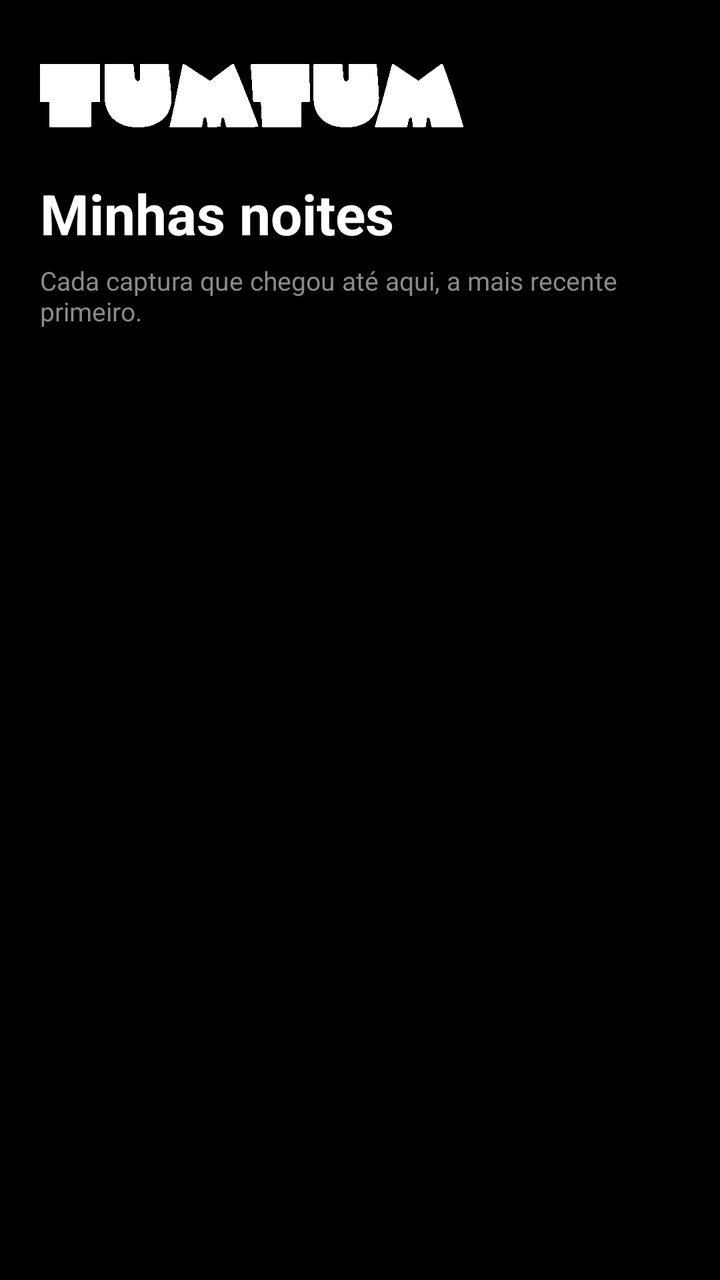
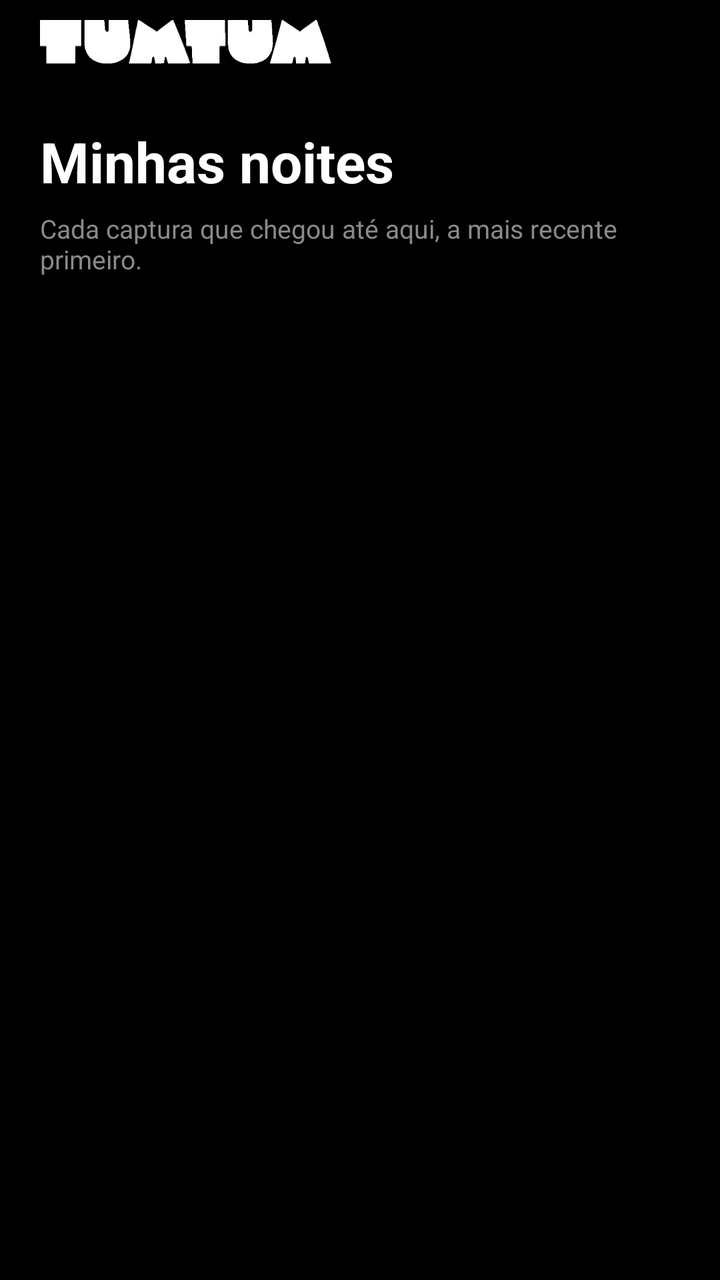

The first picture is an Android layout as it rendered before a commit; the second is the same layout after the commit. The layout source and the unified diff follow.
<!-- AndroidManifest.xml: application theme android:Theme.Material.NoActionBar -->
<!-- res/layout/activity_sessions.xml -->
<?xml version="1.0" encoding="utf-8"?>
<ScrollView xmlns:android="http://schemas.android.com/apk/res/android"
    android:layout_width="match_parent"
    android:layout_height="match_parent"
    android:fillViewport="true"
    android:background="@color/tumtum_black">

    <LinearLayout
        android:layout_width="match_parent"
        android:layout_height="wrap_content"
        android:orientation="vertical"
        android:padding="20dp">

        <ImageView
            android:layout_width="wrap_content"
            android:layout_height="wrap_content"
            android:layout_marginTop="12dp"
            android:layout_marginBottom="24dp"
            android:contentDescription="@string/app_name"
            android:src="@drawable/wordmark" />

        <TextView
            android:layout_width="match_parent"
            android:layout_height="wrap_content"
            android:text="@string/nights_title"
            android:textSize="28sp"
            android:textStyle="bold"
            android:textColor="@color/tumtum_white" />

        <TextView
            android:layout_width="match_parent"
            android:layout_height="wrap_content"
            android:layout_marginTop="6dp"
            android:text="@string/nights_subtitle"
            android:textSize="13sp"
            android:textColor="@color/tumtum_muted" />

        
        <TextView
            android:id="@+id/state"
            android:layout_width="match_parent"
            android:layout_height="wrap_content"
            android:layout_marginTop="28dp"
            android:textSize="15sp"
            android:visibility="gone"
            android:textColor="@color/tumtum_muted" />

        <Button
            android:id="@+id/retry"
            android:layout_width="wrap_content"
            android:layout_height="wrap_content"
            android:layout_marginTop="16dp"
            android:minHeight="48dp"
            android:text="@string/retry"
            android:visibility="gone"
            android:textColor="@color/tumtum_black"
            android:backgroundTint="@color/tumtum_lime" />

        <LinearLayout
            android:id="@+id/list"
            android:layout_width="match_parent"
            android:layout_height="wrap_content"
            android:layout_marginTop="20dp"
            android:orientation="vertical" />
    </LinearLayout>
</ScrollView>
<!-- resources referenced by this layout -->
<resources>
  <color name="tumtum_black">#FF000000</color>
  <color name="tumtum_lime">#FFC6FF00</color>
  <color name="tumtum_muted">#FF8A8A8A</color>
  <color name="tumtum_white">#FFFFFFFF</color>
  <!-- drawable wordmark: vector/xml drawable (drawable, 5727 chars, omitted) -->
  <string name="app_name">TumTum</string>
  <string name="nights_subtitle">Cada captura que chegou até aqui, a mais recente primeiro.</string>
  <string name="nights_title">Minhas noites</string>
  <string name="retry">Tentar de novo</string>
</resources>

<!-- the commit's change to res/layout/activity_sessions.xml (unified diff, before → after) -->
@@ -1,23 +1,23 @@
 <?xml version="1.0" encoding="utf-8"?>
-<ScrollView xmlns:android="http://schemas.android.com/apk/res/android"
+<LinearLayout xmlns:android="http://schemas.android.com/apk/res/android"
     android:layout_width="match_parent"
     android:layout_height="match_parent"
-    android:fillViewport="true"
+    android:orientation="vertical"
     android:background="@color/tumtum_black">
+
+    <include layout="@layout/topbar" />
+
+    <ScrollView
+        android:layout_width="match_parent"
+        android:layout_height="0dp"
+        android:layout_weight="1"
+        android:fillViewport="true">
 
     <LinearLayout
         android:layout_width="match_parent"
         android:layout_height="wrap_content"
         android:orientation="vertical"
         android:padding="20dp">
-
-        <ImageView
-            android:layout_width="wrap_content"
-            android:layout_height="wrap_content"
-            android:layout_marginTop="12dp"
-            android:layout_marginBottom="24dp"
-            android:contentDescription="@string/app_name"
-            android:src="@drawable/wordmark" />
 
         <TextView
             android:layout_width="match_parent"
@@ -63,4 +63,42 @@
             android:layout_marginTop="20dp"
             android:orientation="vertical" />
     </LinearLayout>
-</ScrollView>
+    </ScrollView>
+</LinearLayout>
+<!-- res/layout/topbar.xml (included above) -->
+<?xml version="1.0" encoding="utf-8"?>
+<LinearLayout xmlns:android="http://schemas.android.com/apk/res/android"
+    android:layout_width="match_parent"
+    android:layout_height="wrap_content"
+    android:orientation="horizontal"
+    android:gravity="center_vertical"
+    android:paddingStart="20dp"
+    android:paddingEnd="8dp"
+    android:paddingTop="10dp"
+    android:paddingBottom="10dp"
+    android:background="@color/tumtum_black">
+
+    <ImageView
+        android:layout_width="wrap_content"
+        android:layout_height="22dp"
+        android:adjustViewBounds="true"
+        android:contentDescription="@string/app_name"
+        android:src="@drawable/wordmark" />
+
+    <Space
+        android:layout_width="0dp"
+        android:layout_height="1dp"
+        android:layout_weight="1" />
+
+    <TextView
+        android:id="@+id/menuButton"
+        android:layout_width="wrap_content"
+        android:layout_height="wrap_content"
+        android:minWidth="48dp"
+        android:minHeight="48dp"
+        android:gravity="center"
+        android:text="@string/menu_glyph"
+        android:textSize="22sp"
+        android:visibility="gone"
+        android:textColor="@color/tumtum_white" />
+</LinearLayout>
<!-- resource entries referenced after the edit -->
@@ -6,6 +6,7 @@
   <color name="tumtum_white">#FFFFFFFF</color>
   <!-- drawable wordmark: vector/xml drawable (drawable, 5727 chars, omitted) -->
   <string name="app_name">TumTum</string>
+  <string name="menu_glyph">☰</string>
   <string name="nights_subtitle">Cada captura que chegou até aqui, a mais recente primeiro.</string>
   <string name="nights_title">Minhas noites</string>
   <string name="retry">Tentar de novo</string>
